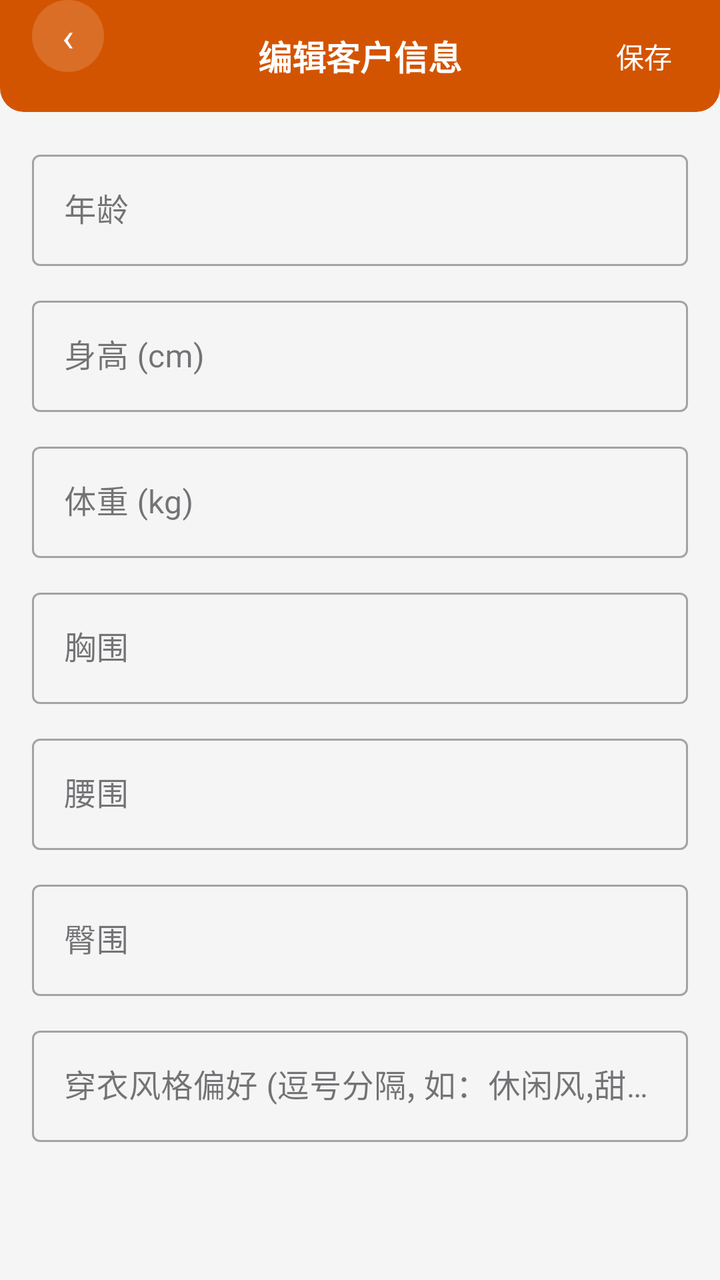
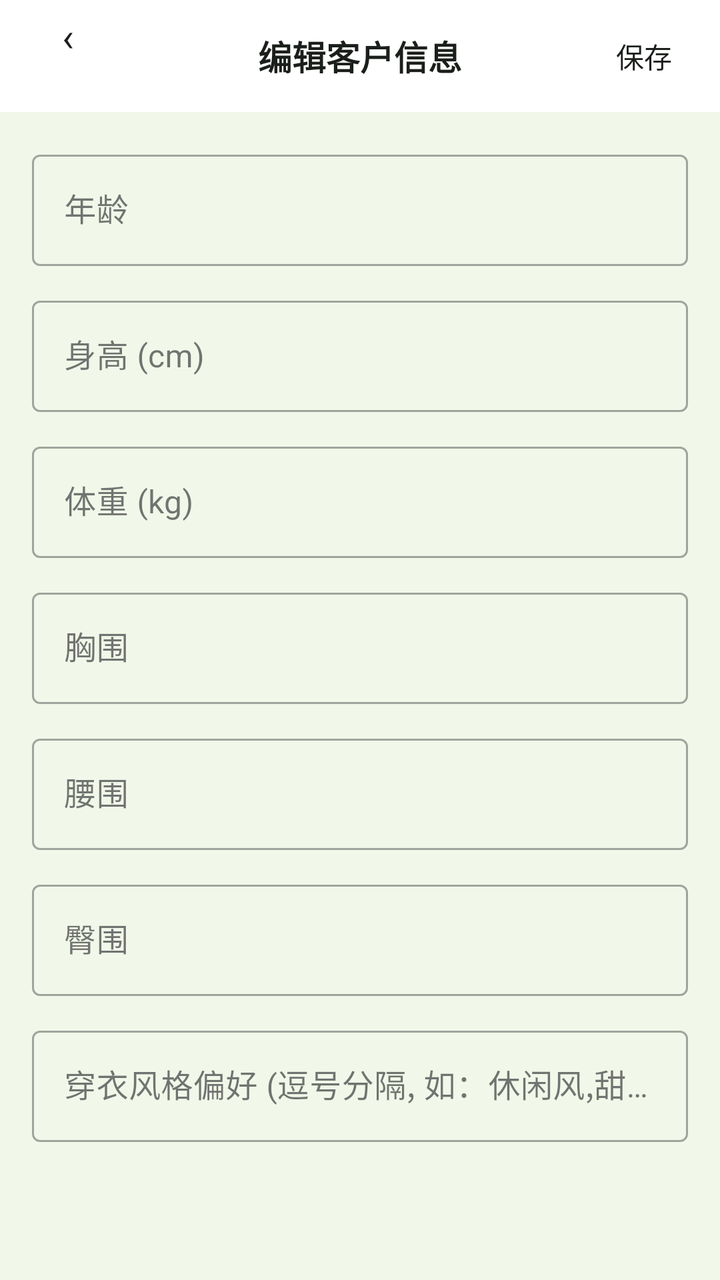

Screens rendered from an Android XML layout before and after an edit, with the pre-edit source and the edit as a unified diff.
<!-- AndroidManifest.xml: application theme Theme.ClothingSI -->
<!-- res/layout/activity_buyer_info_edit.xml -->
<?xml version="1.0" encoding="utf-8"?>
<LinearLayout xmlns:android="http://schemas.android.com/apk/res/android"
    xmlns:app="http://schemas.android.com/apk/res-auto"
    android:layout_width="match_parent" android:layout_height="match_parent"
    android:orientation="vertical" android:background="#F5F5F5">
    <RelativeLayout android:layout_width="match_parent" android:layout_height="56dp"
        android:background="@drawable/header_bar_bg" android:paddingHorizontal="16dp">
        <TextView android:id="@+id/btn_back" android:layout_width="36dp" android:layout_height="36dp"
            android:text="‹" android:textSize="20dp" android:textColor="#FFFFFF"
            android:gravity="center" android:background="@drawable/circle_bg" />
        <TextView android:layout_width="wrap_content" android:layout_height="wrap_content"
            android:text="编辑客户信息" android:textSize="17dp" android:textStyle="bold"
            android:textColor="#FFFFFF" android:layout_centerInParent="true" />
        <TextView android:id="@+id/btn_save" android:layout_width="wrap_content" android:layout_height="wrap_content"
            android:text="保存" android:textSize="14dp" android:textColor="#FFFFFF"
            android:layout_alignParentEnd="true" android:layout_centerVertical="true"
            android:padding="8dp" android:clickable="true" android:focusable="true" />
    </RelativeLayout>
    <ScrollView android:layout_width="match_parent" android:layout_height="match_parent"
        android:padding="16dp">
        <LinearLayout android:layout_width="match_parent" android:layout_height="wrap_content"
            android:orientation="vertical">
            <com.google.android.material.textfield.TextInputLayout style="@style/Widget.MaterialComponents.TextInputLayout.OutlinedBox"
                android:layout_width="match_parent" android:layout_height="wrap_content"
                android:layout_marginBottom="12dp" android:hint="年龄">
                <com.google.android.material.textfield.TextInputEditText android:id="@+id/et_age"
                    android:layout_width="match_parent" android:layout_height="wrap_content"
                    android:inputType="number" />
            </com.google.android.material.textfield.TextInputLayout>
            <com.google.android.material.textfield.TextInputLayout style="@style/Widget.MaterialComponents.TextInputLayout.OutlinedBox"
                android:layout_width="match_parent" android:layout_height="wrap_content"
                android:layout_marginBottom="12dp" android:hint="身高 (cm)">
                <com.google.android.material.textfield.TextInputEditText android:id="@+id/et_height"
                    android:layout_width="match_parent" android:layout_height="wrap_content"
                    android:inputType="numberDecimal" />
            </com.google.android.material.textfield.TextInputLayout>
            <com.google.android.material.textfield.TextInputLayout style="@style/Widget.MaterialComponents.TextInputLayout.OutlinedBox"
                android:layout_width="match_parent" android:layout_height="wrap_content"
                android:layout_marginBottom="12dp" android:hint="体重 (kg)">
                <com.google.android.material.textfield.TextInputEditText android:id="@+id/et_weight"
                    android:layout_width="match_parent" android:layout_height="wrap_content"
                    android:inputType="numberDecimal" />
            </com.google.android.material.textfield.TextInputLayout>
            <com.google.android.material.textfield.TextInputLayout style="@style/Widget.MaterialComponents.TextInputLayout.OutlinedBox"
                android:layout_width="match_parent" android:layout_height="wrap_content"
                android:layout_marginBottom="12dp" android:hint="胸围">
                <com.google.android.material.textfield.TextInputEditText android:id="@+id/et_bust"
                    android:layout_width="match_parent" android:layout_height="wrap_content" />
            </com.google.android.material.textfield.TextInputLayout>
            <com.google.android.material.textfield.TextInputLayout style="@style/Widget.MaterialComponents.TextInputLayout.OutlinedBox"
                android:layout_width="match_parent" android:layout_height="wrap_content"
                android:layout_marginBottom="12dp" android:hint="腰围">
                <com.google.android.material.textfield.TextInputEditText android:id="@+id/et_waist"
                    android:layout_width="match_parent" android:layout_height="wrap_content" />
            </com.google.android.material.textfield.TextInputLayout>
            <com.google.android.material.textfield.TextInputLayout style="@style/Widget.MaterialComponents.TextInputLayout.OutlinedBox"
                android:layout_width="match_parent" android:layout_height="wrap_content"
                android:layout_marginBottom="12dp" android:hint="臀围">
                <com.google.android.material.textfield.TextInputEditText android:id="@+id/et_hip"
                    android:layout_width="match_parent" android:layout_height="wrap_content" />
            </com.google.android.material.textfield.TextInputLayout>
            <com.google.android.material.textfield.TextInputLayout style="@style/Widget.MaterialComponents.TextInputLayout.OutlinedBox"
                android:layout_width="match_parent" android:layout_height="wrap_content"
                android:layout_marginBottom="16dp" android:hint="穿衣风格偏好 (逗号分隔, 如：休闲风,甜美系)">
                <com.google.android.material.textfield.TextInputEditText android:id="@+id/et_style"
                    android:layout_width="match_parent" android:layout_height="wrap_content" />
            </com.google.android.material.textfield.TextInputLayout>
        </LinearLayout>
    </ScrollView>
</LinearLayout>
<!-- resources referenced by this layout -->
<resources>
  <!-- drawable circle_bg (drawable) -->
  <?xml version="1.0" encoding="utf-8"?>
  <shape xmlns:android="http://schemas.android.com/apk/res/android" android:shape="oval">
      <solid android:color="#26FFFFFF" />
  </shape>
  <!-- drawable header_bar_bg (drawable) -->
  <?xml version="1.0" encoding="utf-8"?>
  <shape xmlns:android="http://schemas.android.com/apk/res/android" android:shape="rectangle">
      <solid android:color="#D35400" />
      <corners android:bottomLeftRadius="12dp" android:bottomRightRadius="12dp" />
  </shape>
  <style name="Theme.ClothingSI" parent="Theme.Material3.Light.NoActionBar">
          <item name="colorPrimary">@color/primary</item>
          <item name="colorPrimaryDark">@color/primary_dark</item>
          <item name="colorAccent">@color/accent</item>
          <item name="android:statusBarColor">@color/primary_dark</item>
          <item name="android:navigationBarColor">@color/white</item>
      </style>
  <color name="primary">#E85D3A</color>
  <color name="primary_dark">#D35400</color>
  <color name="accent">#F4A460</color>
  <color name="white">#FFFFFF</color>
</resources>

<!-- the commit's change to res/layout/activity_buyer_info_edit.xml (unified diff, before → after) -->
@@ -2,17 +2,17 @@
 <LinearLayout xmlns:android="http://schemas.android.com/apk/res/android"
     xmlns:app="http://schemas.android.com/apk/res-auto"
     android:layout_width="match_parent" android:layout_height="match_parent"
-    android:orientation="vertical" android:background="#F5F5F5">
+    android:orientation="vertical" android:background="@color/bg">
     <RelativeLayout android:layout_width="match_parent" android:layout_height="56dp"
         android:background="@drawable/header_bar_bg" android:paddingHorizontal="16dp">
         <TextView android:id="@+id/btn_back" android:layout_width="36dp" android:layout_height="36dp"
-            android:text="‹" android:textSize="20dp" android:textColor="#FFFFFF"
+            android:text="‹" android:textSize="20dp" android:textColor="@color/text_primary"
             android:gravity="center" android:background="@drawable/circle_bg" />
         <TextView android:layout_width="wrap_content" android:layout_height="wrap_content"
             android:text="编辑客户信息" android:textSize="17dp" android:textStyle="bold"
-            android:textColor="#FFFFFF" android:layout_centerInParent="true" />
+            android:textColor="@color/text_primary" android:layout_centerInParent="true" />
         <TextView android:id="@+id/btn_save" android:layout_width="wrap_content" android:layout_height="wrap_content"
-            android:text="保存" android:textSize="14dp" android:textColor="#FFFFFF"
+            android:text="保存" android:textSize="14dp" android:textColor="@color/text_primary"
             android:layout_alignParentEnd="true" android:layout_centerVertical="true"
             android:padding="8dp" android:clickable="true" android:focusable="true" />
     </RelativeLayout>
<!-- resource entries referenced after the edit -->
@@ -1,5 +1,7 @@
 <!-- resources referenced by this layout -->
 <resources>
+  <color name="bg">#F1F8E9</color>
+  <color name="text_primary">#1B1F1B</color>
   <!-- drawable circle_bg (drawable) -->
   <?xml version="1.0" encoding="utf-8"?>
   <shape xmlns:android="http://schemas.android.com/apk/res/android" android:shape="oval">
@@ -8,19 +10,26 @@
   <!-- drawable header_bar_bg (drawable) -->
   <?xml version="1.0" encoding="utf-8"?>
   <shape xmlns:android="http://schemas.android.com/apk/res/android" android:shape="rectangle">
-      <solid android:color="#D35400" />
-      <corners android:bottomLeftRadius="12dp" android:bottomRightRadius="12dp" />
+      <solid android:color="#FFFFFF" />
   </shape>
   <style name="Theme.ClothingSI" parent="Theme.Material3.Light.NoActionBar">
           <item name="colorPrimary">@color/primary</item>
           <item name="colorPrimaryDark">@color/primary_dark</item>
           <item name="colorAccent">@color/accent</item>
-          <item name="android:statusBarColor">@color/primary_dark</item>
+          <item name="android:statusBarColor">@android:color/transparent</item>
           <item name="android:navigationBarColor">@color/white</item>
+          
+          <item name="android:windowLightStatusBar">true</item>
+          
+          <item name="android:fontFamily">sans-serif</item>
+          <item name="android:textViewStyle">@style/TextView.Base</item>
       </style>
-  <color name="primary">#E85D3A</color>
-  <color name="primary_dark">#D35400</color>
-  <color name="accent">#F4A460</color>
+  <color name="primary">#2E7D32</color>
+  <color name="primary_dark">#1B5E20</color>
+  <color name="accent">#66BB6A</color>
   <color name="white">#FFFFFF</color>
+  <style name="TextView.Base" parent="android:Widget.TextView">
+          <item name="android:fontFamily">sans-serif</item>
+      </style>
 </resources>
 
